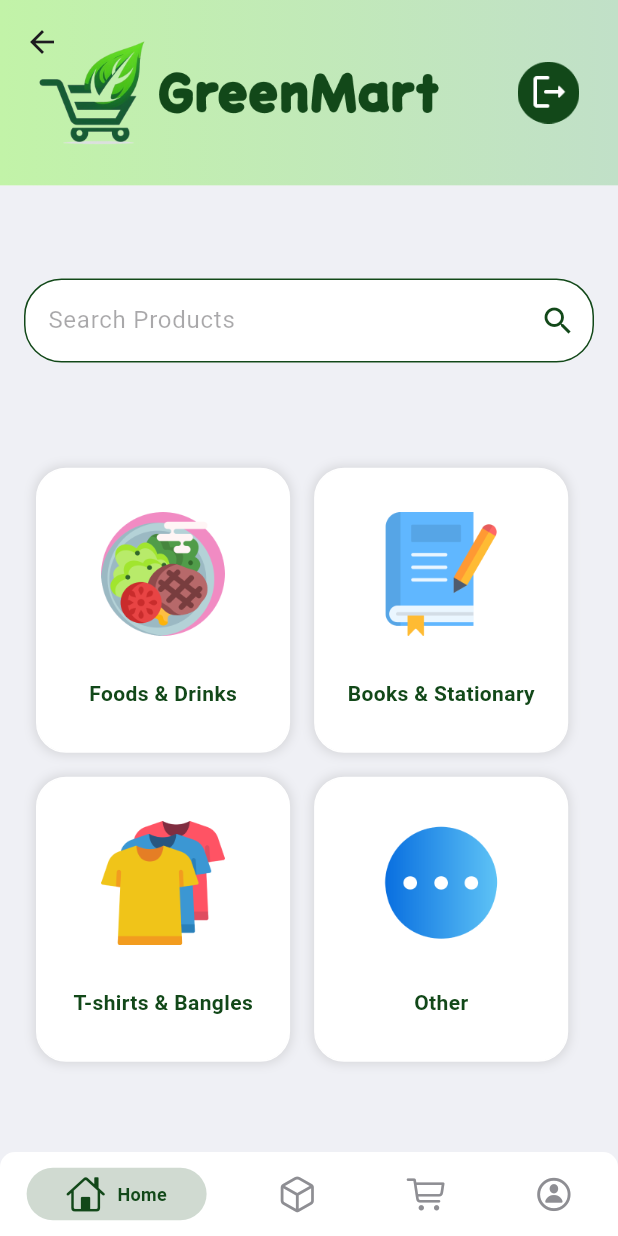
After one commit to dula07/green_mart, a Flutter app: the NavigationBar screen opened directly, on a phone screen of 412 x 824 dp. The commit adds this screen. Run offline on Flutter 3.47's test engine with Material 3 defaults, Android fonts, the light colour scheme and no system bars; drawn by our look-alikes of persistent_bottom_nav_bar; our stand-ins replace firebase_auth, firebase_core, get; accounts and stored records are empty.

Commit message:
Implemented home screen and logout

```diff
--- a/lib/routes/routes.dart
+++ b/lib/routes/routes.dart
@@ -3,7 +3,7 @@ import 'package:get/get.dart';
 // import '../views/product_search_screen.dart';
 import '../views/registration_screen.dart';
 import '../views/login_screen.dart';
-// import '../views/navigation_bar.dart';
+import '../views/navigation_bar.dart';
 
 class Routes {
   static const String registrationScreen = '/registration-screen';
@@ -31,30 +31,30 @@ class Routes {
       name: loginScreen,
       page: () => const LoginScreen(),
     ),
-    // GetPage(
-    //   name: homeScreen,
-    //   page: () => NavigationBar(
-    //     initialIndex: 0,
-    //   ),
-    // ),
-    // GetPage(
-    //   name: productsScreen,
-    //   page: () => NavigationBar(
-    //     initialIndex: 1,
-    //   ),
-    // ),
-    // GetPage(
-    //   name: cartScreen,
-    //   page: () => NavigationBar(
-    //     initialIndex: 2,
-    //   ),
-    // ),
-    // GetPage(
-    //   name: profileScreen,
-    //   page: () => NavigationBar(
-    //     initialIndex: 3,
-    //   ),
-    // ),
+    GetPage(
+      name: homeScreen,
+      page: () => NavigationBar(
+        initialIndex: 0,
+      ),
+    ),
+    GetPage(
+      name: productsScreen,
+      page: () => NavigationBar(
+        initialIndex: 1,
+      ),
+    ),
+    GetPage(
+      name: cartScreen,
+      page: () => NavigationBar(
+        initialIndex: 2,
+      ),
+    ),
+    GetPage(
+      name: profileScreen,
+      page: () => NavigationBar(
+        initialIndex: 3,
+      ),
+    ),
     // GetPage(
     //   name: searchScreen,
     //   page: () => ProductSearchBarScreen(),
--- /dev/null
+++ b/lib/views/all_product_screen.dart
@@ -0,0 +1,10 @@
+import 'package:flutter/material.dart';
+
+class AllProductsScreen extends StatelessWidget {
+  const AllProductsScreen({super.key});
+
+  @override
+  Widget build(BuildContext context) {
+    return const Placeholder();
+  }
+}
--- /dev/null
+++ b/lib/views/cart_screen.dart
@@ -0,0 +1,10 @@
+import 'package:flutter/material.dart';
+
+class CartScreen extends StatelessWidget {
+  const CartScreen({super.key});
+
+  @override
+  Widget build(BuildContext context) {
+    return const Placeholder();
+  }
+}
--- /dev/null
+++ b/lib/views/home_screen.dart
@@ -0,0 +1,196 @@
+import 'package:firebase_auth/firebase_auth.dart';
+import 'package:flutter/material.dart';
+import 'package:get/get.dart';
+
+import '../routes/routes.dart';
+
+class HomeScreen extends StatelessWidget {
+  const HomeScreen({super.key});
+
+  @override
+  Widget build(BuildContext context) {
+    return Scaffold(
+      appBar: PreferredSize(
+        preferredSize: Size.fromHeight(Get.height * 0.15),
+        child: AppBar(
+          flexibleSpace: Container(
+            decoration: const BoxDecoration(
+              gradient: LinearGradient(
+                begin: Alignment.centerLeft,
+                end: Alignment.centerRight,
+                colors: <Color>[
+                  Color(0xFFC2F3A8),
+                  Color(0xFFC1E0C8),
+                ],
+              ),
+            ),
+            child: SizedBox(
+              height: Get.height * 0.15,
+              child: Row(
+                mainAxisAlignment: MainAxisAlignment.spaceAround,
+                children: [
+                  SizedBox(
+                    width: Get.width * 0.65,
+                    child: Image.asset(
+                      "assets/images/long_logo.png",
+                    ),
+                  ),
+                  InkWell(
+                    onTap: () async {
+                      await FirebaseAuth.instance.signOut();
+                    },
+                    child: SizedBox(
+                      width: Get.width * 0.1,
+                      child: Image.asset(
+                        "assets/images/log_out_icon.png",
+                      ),
+                    ),
+                  ),
+                ],
+              ),
+            ),
+          ),
+        ),
+      ),
+      body: Column(
+        mainAxisAlignment: MainAxisAlignment.spaceEvenly,
+        children: [
+          Padding(
+            padding: const EdgeInsets.symmetric(horizontal: 16.0),
+            child: GestureDetector(
+                onTap: () {
+                  Get.offAndToNamed(Routes.getSearchScreen());
+                },
+                child: TextFormField(
+                  enabled: false,
+                  decoration: InputDecoration(
+                    suffixIcon: const Icon(
+                      Icons.search,
+                      color: Color(0xFF124819),
+                    ),
+                    hintText: 'Search Products',
+                    disabledBorder: OutlineInputBorder(
+                      borderRadius: BorderRadius.circular(25.0),
+                      borderSide: const BorderSide(
+                        color: Color(0xFF124819),
+                      ),
+                    ),
+                    filled: true,
+                    fillColor: Colors.white,
+                  ),
+                )),
+          ),
+          Container(
+            margin: const EdgeInsets.symmetric(horizontal: 16),
+            child: Column(
+              children: [
+                SizedBox(
+                  height: Get.height * 0.25,
+                  child: Row(
+                    children: [
+                      SizedBox(
+                        width: Get.width * 0.45,
+                        child: CategoryCard(
+                          categoryName: "Foods & Drinks",
+                          categoryImage: "assets/images/dish.png",
+                          onTap: () {},
+                        ),
+                      ),
+                      SizedBox(
+                        width: Get.width * 0.45,
+                        child: CategoryCard(
+                          categoryName: "Books & Stationary",
+                          categoryImage: "assets/images/book.png",
+                          onTap: () {},
+                        ),
+                      ),
+                    ],
+                  ),
+                ),
+                SizedBox(
+                  height: Get.height * 0.25,
+                  child: Row(
+                    children: [
+                      SizedBox(
+                        width: Get.width * 0.45,
+                        child: CategoryCard(
+                          categoryName: "T-shirts & Bangles",
+                          categoryImage: "assets/images/tshirt.png",
+                          onTap: () {},
+                        ),
+                      ),
+                      SizedBox(
+                        width: Get.width * 0.45,
+                        child: CategoryCard(
+                          categoryName: "Other",
+                          categoryImage: "assets/images/more.png",
+                          onTap: () {},
+                        ),
+                      ),
+                    ],
+                  ),
+                ),
+              ],
+            ),
+          ),
+        ],
+      ),
+    );
+  }
+}
+
+class CategoryCard extends StatelessWidget {
+  final String categoryName;
+  final String categoryImage;
+  final VoidCallback onTap;
+
+  const CategoryCard({
+    Key? key,
+    required this.categoryName,
+    required this.categoryImage,
+    required this.onTap,
+  }) : super(key: key);
+
+  @override
+  Widget build(BuildContext context) {
+    return GestureDetector(
+      onTap: onTap,
+      child: Container(
+        decoration: BoxDecoration(
+          color: Colors.white,
+          border: Border.all(
+            color: Colors.white,
+          ),
+          borderRadius: const BorderRadius.all(
+            Radius.circular(20),
+          ),
+          boxShadow: [
+            BoxShadow(
+              color: Colors.grey.withOpacity(0.3),
+              spreadRadius: 1,
+              blurRadius: 5,
+              offset: const Offset(0, 0),
+            ),
+          ],
+        ),
+        margin: const EdgeInsets.all(8),
+        child: Column(
+          mainAxisAlignment: MainAxisAlignment.spaceEvenly,
+          children: <Widget>[
+            SizedBox(
+              height: Get.height * 0.1,
+              child: Image.asset(categoryImage),
+            ),
+            Text(
+              categoryName,
+              style: const TextStyle(
+                color: Color(0xFF124819),
+                fontWeight: FontWeight.bold,
+              ),
+            ),
+          ],
+        ),
+      ),
+    );
+  }
+}
--- /dev/null
+++ b/lib/views/navigation_bar.dart
@@ -0,0 +1,98 @@
+// ignore_for_file: must_be_immutable
+
+import 'package:flutter/cupertino.dart';
+import 'package:flutter/material.dart';
+import 'package:persistent_bottom_nav_bar/persistent_tab_view.dart';
+
+import 'profile_screen.dart';
+import 'cart_screen.dart';
+import 'home_screen.dart';
+import 'all_product_screen.dart' as all;
+
+class NavigationBar extends StatefulWidget {
+  NavigationBar({
+    required this.initialIndex,
+    super.key,
+  });
+  int initialIndex;
+
+  @override
+  State<NavigationBar> createState() => _NavigationBarState();
+}
+
+class _NavigationBarState extends State<NavigationBar> {
+  @override
+  Widget build(BuildContext context) {
+    PersistentTabController controller;
+    controller = PersistentTabController(initialIndex: widget.initialIndex);
+
+    return Scaffold(
+      bottomNavigationBar: PersistentTabView(
+        context,
+        controller: controller,
+        screens: _buildScreens(),
+        items: _navBarsItems(),
+        confineInSafeArea: true,
+        backgroundColor: Colors.white,
+        handleAndroidBackButtonPress: true,
+        resizeToAvoidBottomInset: true,
+        stateManagement: true,
+        hideNavigationBarWhenKeyboardShows: true,
+        decoration: NavBarDecoration(
+          borderRadius: BorderRadius.circular(10.0),
+          colorBehindNavBar: Colors.white,
+        ),
+        popAllScreensOnTapOfSelectedTab: true,
+        popActionScreens: PopActionScreensType.all,
+        itemAnimationProperties: const ItemAnimationProperties(
+          duration: Duration(milliseconds: 200),
+          curve: Curves.ease,
+        ),
+        screenTransitionAnimation: const ScreenTransitionAnimation(
+          animateTabTransition: true,
+          curve: Curves.ease,
+          duration: Duration(milliseconds: 200),
+        ),
+        navBarStyle: NavBarStyle.style1,
+      ),
+    );
+  }
+
+  List<Widget> _buildScreens() {
+    return [
+      const HomeScreen(),
+      const all.AllProductsScreen(),
+      const CartScreen(),
+      const ProfileScreen(),
+    ];
+  }
+
+  List<PersistentBottomNavBarItem> _navBarsItems() {
+    return [
+      PersistentBottomNavBarItem(
+        icon: const Icon(CupertinoIcons.home),
+        title: ("Home"),
+        activeColorPrimary: const Color(0xFF124819),
+        inactiveColorPrimary: CupertinoColors.systemGrey,
+      ),
+      PersistentBottomNavBarItem(
+        icon: const Icon(CupertinoIcons.cube),
+        title: ("Products"),
+        activeColorPrimary: const Color(0xFF124819),
+        inactiveColorPrimary: CupertinoColors.systemGrey,
+      ),
+      PersistentBottomNavBarItem(
+        icon: const Icon(CupertinoIcons.cart),
+        title: ("Cart"),
+        activeColorPrimary: const Color(0xFF124819),
+        inactiveColorPrimary: CupertinoColors.systemGrey,
+      ),
+      PersistentBottomNavBarItem(
+        icon: const Icon(CupertinoIcons.person_circle),
+        title: ("Profile"),
+        activeColorPrimary: const Color(0xFF124819),
+        inactiveColorPrimary: CupertinoColors.systemGrey,
+      ),
+    ];
+  }
+}
--- /dev/null
+++ b/lib/views/profile_screen.dart
@@ -0,0 +1,10 @@
+import 'package:flutter/material.dart';
+
+class ProfileScreen extends StatelessWidget {
+  const ProfileScreen({super.key});
+
+  @override
+  Widget build(BuildContext context) {
+    return const Placeholder();
+  }
+}
```
Also changed, not shown: assets/images/back_icon.png (added), assets/images/book.png (added), assets/images/clear_icon.png (added), assets/images/dish.png (added), assets/images/log_out_icon.png (added), assets/images/long_logo.png (added), assets/images/more.png (added), assets/images/tshirt.png (added), assets/images/user_icon.png (added).
